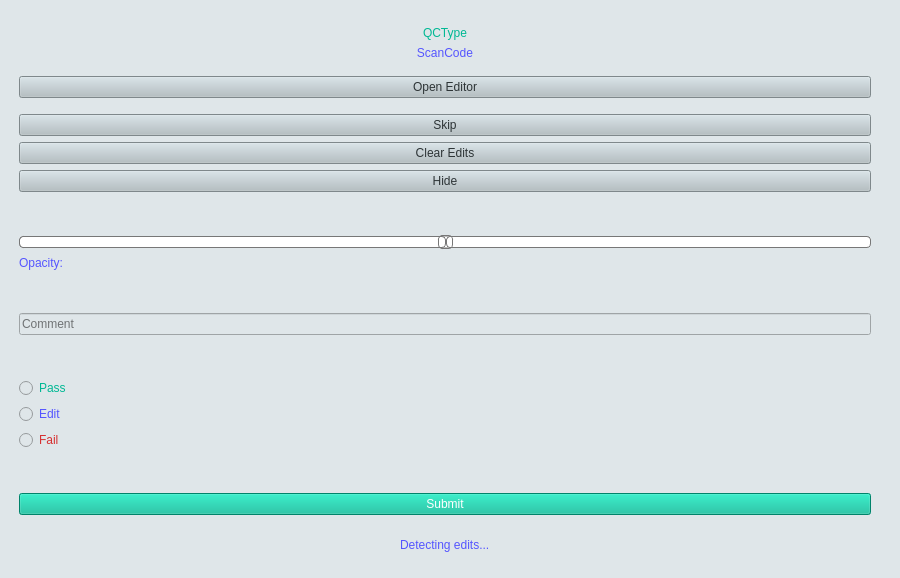
Above: pijp_dti/pijp-dti.ui from rjellis/pijp-dti before the change. Below: the same form after it.
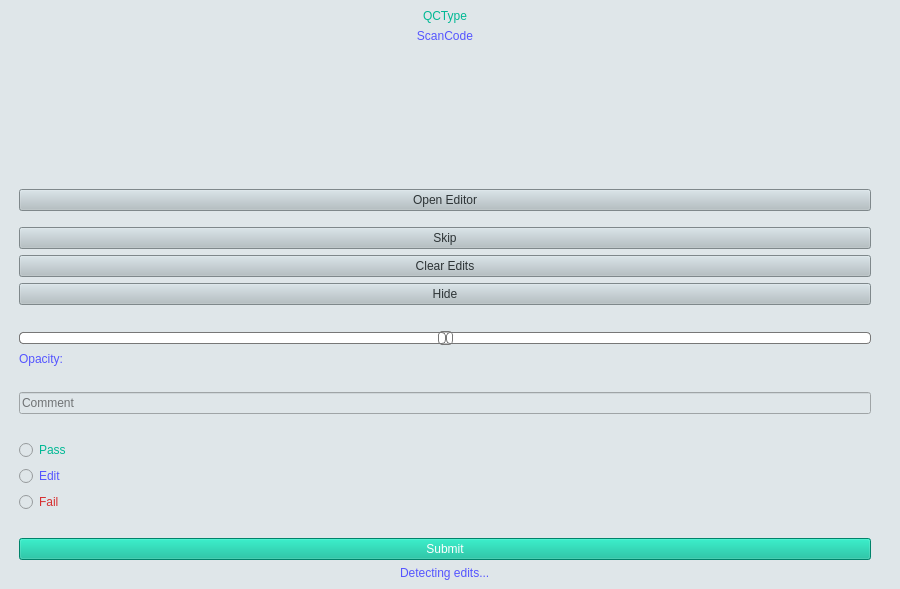
That is the form after the change.

Commit message: New design - added status label

What changed in the file:
```diff
--- a/pijp_dti/pijp-dti.ui
+++ b/pijp_dti/pijp-dti.ui
@@ -7,7 +7,7 @@
     <x>0</x>
     <y>0</y>
     <width>900</width>
-    <height>578</height>
+    <height>589</height>
    </rect>
   </property>
   <property name="cursor">
@@ -85,6 +85,17 @@
           </property>
          </widget>
         </item>
+        <item alignment="Qt::AlignHCenter">
+         <widget class="QLabel" name="label_status">
+          <property name="styleSheet">
+           <string notr="true">color: rgb(85, 85, 255);
+font: 81 9pt &quot;Open Sans&quot;;</string>
+          </property>
+          <property name="text">
+           <string/>
+          </property>
+         </widget>
+        </item>
         <item>
          <spacer name="verticalSpacer_4">
           <property name="orientation">
```
The commit also changes 2 other files.
